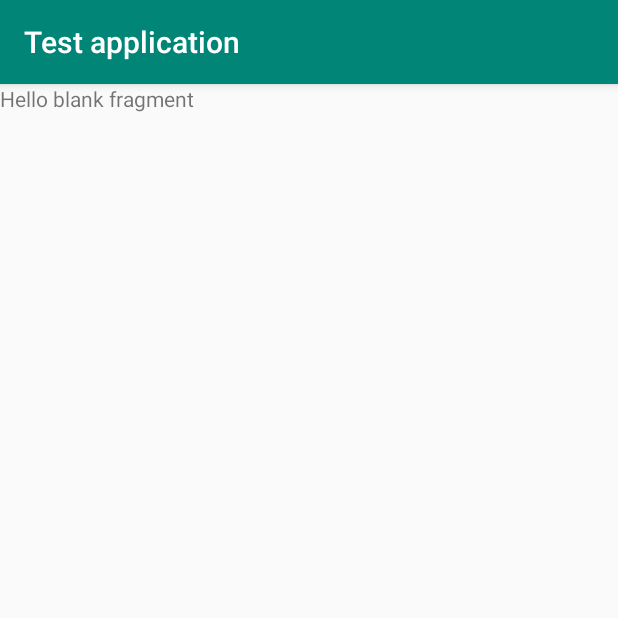
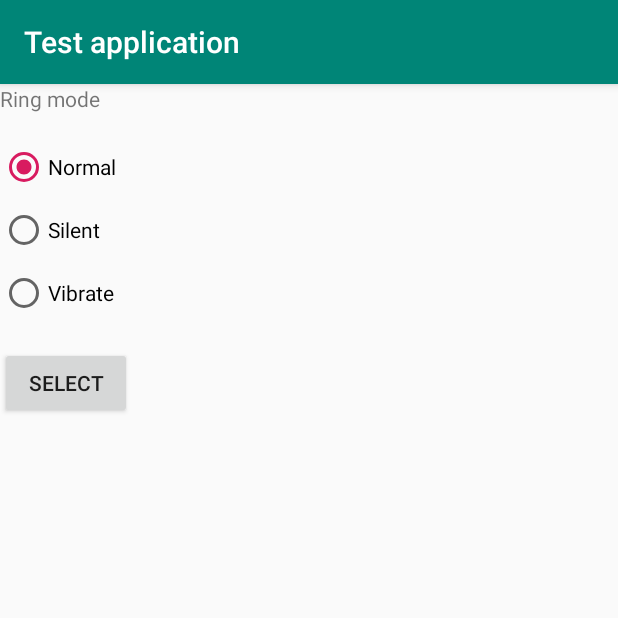
Before and after one commit to ryosaeba82/MultiTestApp, an Android app: the fragment MultimediaFragment shown on its own in the app's theme, on a phone screen of 412 x 824 dp, the top half of it. Run offline under Robolectric (Android 15) with nearby library versions, the phone set to English and light mode, and no system bars; 1 statement that could not run was skipped.

Commit message:
Aggiunta gestione Modo Suoneria

```diff
--- a/app/src/main/AndroidManifest.xml
+++ b/app/src/main/AndroidManifest.xml
@@ -6,6 +6,7 @@
     <uses-permission android:name="android.permission.READ_CONTACTS"/>
     <uses-permission android:name="android.permission.WRITE_CONTACTS"/>
     <uses-permission android:name="android.permission.RECORD_AUDIO"/>
+    <uses-permission android:name="android.permission.ACCESS_NOTIFICATION_POLICY" />
 
     <application
             android:allowBackup="true"
--- a/app/src/main/java/com/starware/mpicciau/multitestapp/MainActivity.java
+++ b/app/src/main/java/com/starware/mpicciau/multitestapp/MainActivity.java
@@ -2,6 +2,8 @@ package com.starware.mpicciau.multitestapp;
 
 
 import android.Manifest;
+import android.app.NotificationManager;
+import android.content.Intent;
 import android.content.pm.PackageManager;
 import android.support.annotation.NonNull;
 import android.support.v4.app.ActivityCompat;
@@ -14,6 +16,7 @@ import android.widget.Toast;
 public class MainActivity extends AppCompatActivity {
 
     private static final int READ_CONTACTS_PERMISSIONS_REQUEST = 1;
+    private static final int SOUND_MODE_PERMISSIONS_REQUEST = 2;
     private TabAdapter adapter;
     private ViewPager viewPager;
     private CustomTabLayout tabLayout;
@@ -36,6 +39,18 @@ public class MainActivity extends AppCompatActivity {
         tabLayout.setupWithViewPager(viewPager);
 
         getPermissionToReadUserContacts();
+        getPermissionToSetSoundMode();
+    }
+
+    public void getPermissionToSetSoundMode() {
+        NotificationManager n = (NotificationManager) getApplicationContext().getSystemService(getApplicationContext().NOTIFICATION_SERVICE);
+        if(n.isNotificationPolicyAccessGranted()) {
+            //do nothing
+        }else{
+            // Ask the user to grant access
+            Intent intent = new Intent(android.provider.Settings.ACTION_NOTIFICATION_POLICY_ACCESS_SETTINGS);
+            startActivity(intent);
+        }
     }
 
     public void getPermissionToReadUserContacts() {
@@ -62,8 +77,10 @@ public class MainActivity extends AppCompatActivity {
         // Make sure it's our original READ_CONTACTS request
         if (requestCode == READ_CONTACTS_PERMISSIONS_REQUEST) {
 
-        } else {
+        }
+        else {
             super.onRequestPermissionsResult(requestCode, permissions, grantResults);
         }
+
     }
 }
--- a/app/src/main/java/com/starware/mpicciau/multitestapp/MultimediaFragment.java
+++ b/app/src/main/java/com/starware/mpicciau/multitestapp/MultimediaFragment.java
@@ -1,11 +1,16 @@
 package com.starware.mpicciau.multitestapp;
 
 
+import android.content.Context;
+import android.media.AudioManager;
 import android.os.Bundle;
 import android.support.v4.app.Fragment;
 import android.view.LayoutInflater;
 import android.view.View;
 import android.view.ViewGroup;
+import android.widget.*;
+
+import static android.support.v4.content.ContextCompat.getSystemService;
 
 
 /**
@@ -13,17 +18,60 @@ import android.view.ViewGroup;
  */
 public class MultimediaFragment extends Fragment {
 
+    AudioManager audioManager;
+    RadioGroup radioGroup;
+    RadioButton radioButtonSilent;
+    RadioButton radioButtonNormal;
+    TextView textView;
 
     public MultimediaFragment() {
         // Required empty public constructor
     }
 
+    void ImpostaSuono(View view) {
+
+        String text = "";
+
+        if (radioGroup.getCheckedRadioButtonId() == radioButtonSilent.getId()) {
+            //modo silenzioso
+            audioManager.setRingerMode(audioManager.RINGER_MODE_SILENT);
+            text =  getResources().getString(R.string.ringerModeSilentText);
+
+        } else if (radioGroup.getCheckedRadioButtonId() == radioButtonNormal.getId()) {
+            //modo normale
+            audioManager.setRingerMode(audioManager.RINGER_MODE_NORMAL);
+            text =  getResources().getString(R.string.ringerModeNormalText);
+        } else {
+            //vibrazione
+            audioManager.setRingerMode(audioManager.RINGER_MODE_VIBRATE);
+            text =  getResources().getString(R.string.ringerModeVibrateText);
+        }
+        textView.setText(text);
+        Toast.makeText(getActivity().getApplicationContext(),text,Toast.LENGTH_LONG).show();
+    }
 
     @Override
     public View onCreateView(LayoutInflater inflater, ViewGroup container,
                              Bundle savedInstanceState) {
         // Inflate the layout for this fragment
-        return inflater.inflate(R.layout.fragment_multimedia, container, false);
+        View view = inflater.inflate(R.layout.fragment_multimedia, container, false);
+
+        audioManager = (AudioManager) getActivity().getSystemService(Context.AUDIO_SERVICE);
+        radioGroup = view.findViewById(R.id.radioGroupId);
+        radioButtonSilent = view.findViewById(R.id.radioButtonSilentId);
+        radioButtonNormal = view.findViewById(R.id.radioButtonNormalId);
+        textView = view.findViewById(R.id.textViewRingModeId);
+
+        //Button Call management
+        Button button_call = view.findViewById(R.id.buttonChooseModeId);
+        button_call.setOnClickListener(new View.OnClickListener() {
+            @Override
+            public void onClick(View view) {
+                ImpostaSuono(view);
+            }
+        });
+
+        return(view);
     }
 
 }
--- a/app/src/main/res/drawable/splash_theme.xml
+++ b/app/src/main/res/drawable/splash_theme.xml
@@ -2,6 +2,6 @@
 <layer-list xmlns:android="http://schemas.android.com/apk/res/android">
     <item android:drawable="@color/gray"/>
     <item>
-        <bitmap android:gravity="center" android:src="@mipmap/ic_launcher"/>
+        <bitmap android:gravity="center" android:src="@drawable/ic_launcher"/>
     </item>
 </layer-list>
--- a/app/src/main/res/layout/fragment_multimedia.xml
+++ b/app/src/main/res/layout/fragment_multimedia.xml
@@ -1,14 +1,51 @@
 <?xml version="1.0" encoding="utf-8"?>
-<FrameLayout xmlns:android="http://schemas.android.com/apk/res/android"
-             xmlns:tools="http://schemas.android.com/tools"
-             android:layout_width="match_parent"
-             android:layout_height="match_parent"
-             tools:context=".MultimediaFragment">
+<LinearLayout xmlns:android="http://schemas.android.com/apk/res/android"
+              xmlns:app="http://schemas.android.com/apk/res-auto"
+              xmlns:tools="http://schemas.android.com/tools"
+              android:id="@+id/MultimediaLayout"
+              android:layout_width="match_parent"
+              android:layout_height="match_parent"
+              tools:context=".MultimediaFragment"
+              android:orientation="vertical">
 
-    <!-- TODO: Update blank fragment layout -->
     <TextView
-            android:layout_width="match_parent"
-            android:layout_height="match_parent"
-            android:text="@string/hello_blank_fragment"/>
+            android:id="@+id/textViewRingModeId"
+            android:layout_width="wrap_content"
+            android:layout_height="wrap_content"
+            android:text="@string/textViewRingModeText"/>
 
-</FrameLayout>
+    <RadioGroup
+            android:id="@+id/radioGroupId"
+            android:layout_width="wrap_content"
+            android:layout_height="wrap_content"
+            android:layout_marginTop="10dp" >
+            <RadioButton
+                    android:id="@+id/radioButtonNormalId"
+                    android:layout_width="wrap_content"
+                    android:layout_height="wrap_content"
+                    android:layout_marginTop="10dp"
+                    android:checked="true"
+                    android:text="@string/radioButtonNormalText" />
+            <RadioButton
+                    android:id="@+id/radioButtonSilentId"
+                    android:layout_width="wrap_content"
+                    android:layout_height="wrap_content"
+                    android:layout_marginTop="10dp"
+                    android:text="@string/radioButtonSilentText" />
+
+            <RadioButton
+                    android:id="@+id/radioButtonVibrateId"
+                    android:layout_width="wrap_content"
+                    android:layout_height="wrap_content"
+                    android:layout_marginTop="10dp"
+                    android:text="@string/radioButtonVibrateText" />
+
+    </RadioGroup>
+    <Button
+            android:id="@+id/buttonChooseModeId"
+            android:layout_width="wrap_content"
+            android:layout_height="wrap_content"
+            android:layout_marginTop="20dp"
+            android:text="@string/buttonChooseModeText" />
+
+</LinearLayout>
--- a/app/src/main/res/values/strings.xml
+++ b/app/src/main/res/values/strings.xml
@@ -22,8 +22,13 @@
     <string name="buttonCreaContactOnClick" translatable="false">createContact</string>
     <string name="noName">Insert the name</string>
     <string name="noPhone">Insert the phone</string>
-
-    <!-- TODO: Remove or change this placeholder text -->
-    <string name="hello_blank_fragment">Hello blank fragment</string>
+    <string name="textViewRingModeText">Ring mode</string>
+    <string name="radioButtonNormalText">Normal</string>
+    <string name="radioButtonSilentText">Silent</string>
+    <string name="radioButtonVibrateText">Vibrate</string>
+    <string name="buttonChooseModeText">Select</string>
+    <string name="ringerModeNormalText">Normal</string>
+    <string name="ringerModeSilentText">Silent</string>
+    <string name="ringerModeVibrateText">Vibrate</string>
 
 </resources>
```
Also changed, not shown: app/src/main/res/drawable-v24/ic_launcher.png (added), 1 other file.
